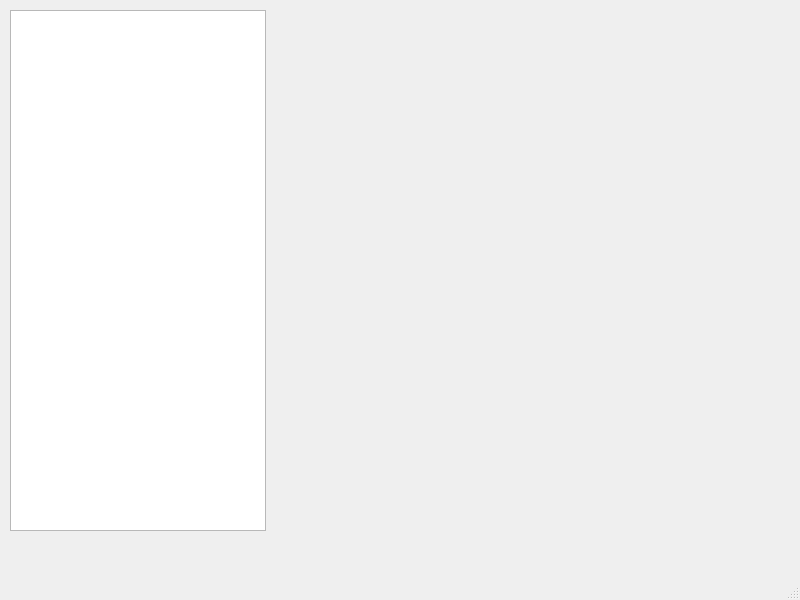
fixinf/RMF, file NuclrGui/MainWindow.ui: the form before one commit.
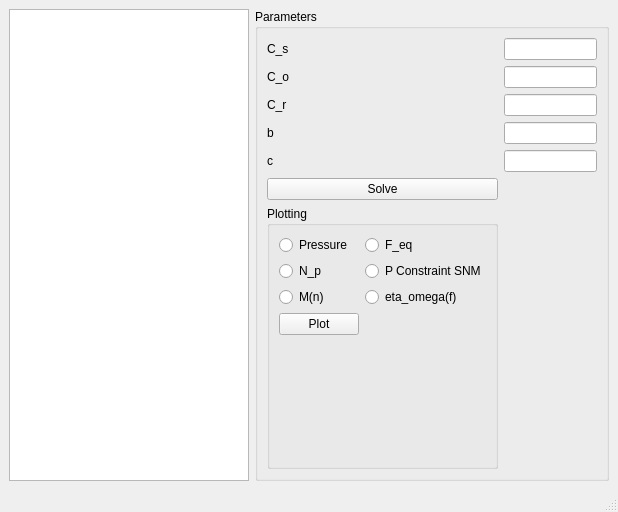
The form after the commit.

```diff
--- a/NuclrGui/MainWindow.ui
+++ b/NuclrGui/MainWindow.ui
@@ -6,24 +6,146 @@
    <rect>
     <x>0</x>
     <y>0</y>
-    <width>800</width>
-    <height>600</height>
+    <width>618</width>
+    <height>512</height>
    </rect>
   </property>
   <property name="windowTitle">
    <string>MainWindow</string>
   </property>
   <widget class="QWidget" name="centralwidget">
-   <widget class="QTreeView" name="treeView">
-    <property name="geometry">
-     <rect>
-      <x>10</x>
-      <y>10</y>
-      <width>256</width>
-      <height>521</height>
-     </rect>
-    </property>
-   </widget>
+   <layout class="QHBoxLayout" name="horizontalLayout">
+    <item>
+     <widget class="QTreeView" name="treeView"/>
+    </item>
+    <item>
+     <widget class="QGroupBox" name="groupBox">
+      <property name="title">
+       <string>Parameters</string>
+      </property>
+      <property name="checkable">
+       <bool>false</bool>
+      </property>
+      <layout class="QGridLayout" name="gridLayout">
+       <item row="5" column="0">
+        <widget class="QPushButton" name="btnSolve">
+         <property name="text">
+          <string>Solve</string>
+         </property>
+        </widget>
+       </item>
+       <item row="4" column="1">
+        <widget class="QLineEdit" name="linec"/>
+       </item>
+       <item row="4" column="0">
+        <widget class="QLabel" name="label_5">
+         <property name="text">
+          <string>c</string>
+         </property>
+        </widget>
+       </item>
+       <item row="0" column="1">
+        <widget class="QLineEdit" name="lineCs"/>
+       </item>
+       <item row="2" column="1">
+        <widget class="QLineEdit" name="lineCr"/>
+       </item>
+       <item row="3" column="0">
+        <widget class="QLabel" name="label_4">
+         <property name="text">
+          <string>b</string>
+         </property>
+        </widget>
+       </item>
+       <item row="2" column="0">
+        <widget class="QLabel" name="label_3">
+         <property name="text">
+          <string>C_r</string>
+         </property>
+        </widget>
+       </item>
+       <item row="6" column="0">
+        <widget class="QGroupBox" name="groupBox_2">
+         <property name="title">
+          <string>Plotting</string>
+         </property>
+         <layout class="QFormLayout" name="formLayout">
+          <item row="0" column="0">
+           <widget class="QRadioButton" name="rbP">
+            <property name="text">
+             <string>Pressure</string>
+            </property>
+           </widget>
+          </item>
+          <item row="0" column="1">
+           <widget class="QRadioButton" name="rbFeq">
+            <property name="text">
+             <string>F_eq</string>
+            </property>
+           </widget>
+          </item>
+          <item row="1" column="0">
+           <widget class="QRadioButton" name="rbNp">
+            <property name="text">
+             <string>N_p</string>
+            </property>
+           </widget>
+          </item>
+          <item row="1" column="1">
+           <widget class="QRadioButton" name="rbPconstr">
+            <property name="text">
+             <string>P Constraint SNM</string>
+            </property>
+           </widget>
+          </item>
+          <item row="2" column="0">
+           <widget class="QRadioButton" name="rbM">
+            <property name="text">
+             <string>M(n)</string>
+            </property>
+           </widget>
+          </item>
+          <item row="2" column="1">
+           <widget class="QRadioButton" name="rbEtao">
+            <property name="text">
+             <string>eta_omega(f)</string>
+            </property>
+           </widget>
+          </item>
+          <item row="3" column="0">
+           <widget class="QPushButton" name="btnPlot">
+            <property name="text">
+             <string>Plot</string>
+            </property>
+           </widget>
+          </item>
+         </layout>
+        </widget>
+       </item>
+       <item row="0" column="0">
+        <widget class="QLabel" name="label">
+         <property name="text">
+          <string>C_s</string>
+         </property>
+        </widget>
+       </item>
+       <item row="3" column="1">
+        <widget class="QLineEdit" name="lineb"/>
+       </item>
+       <item row="1" column="1">
+        <widget class="QLineEdit" name="LineCo"/>
+       </item>
+       <item row="1" column="0">
+        <widget class="QLabel" name="label_2">
+         <property name="text">
+          <string>C_o</string>
+         </property>
+        </widget>
+       </item>
+      </layout>
+     </widget>
+    </item>
+   </layout>
   </widget>
   <widget class="QMenuBar" name="menubar">
    <property name="geometry">
```
Left out of the diff: 4 changed lines with no effect on the pictures.
